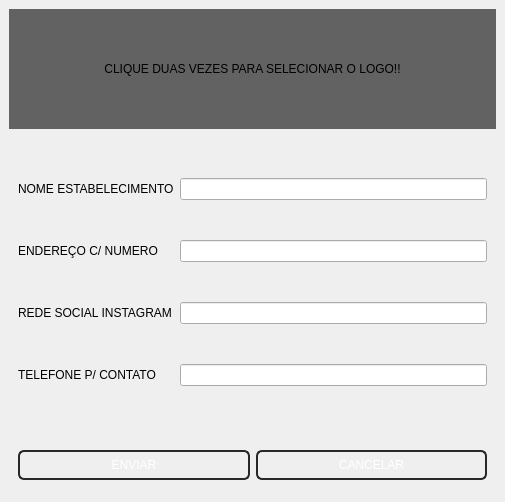
Old version of the form desktop/windows/form_establishment/form_estabelecimento.ui in the repository hnmcano/unique.
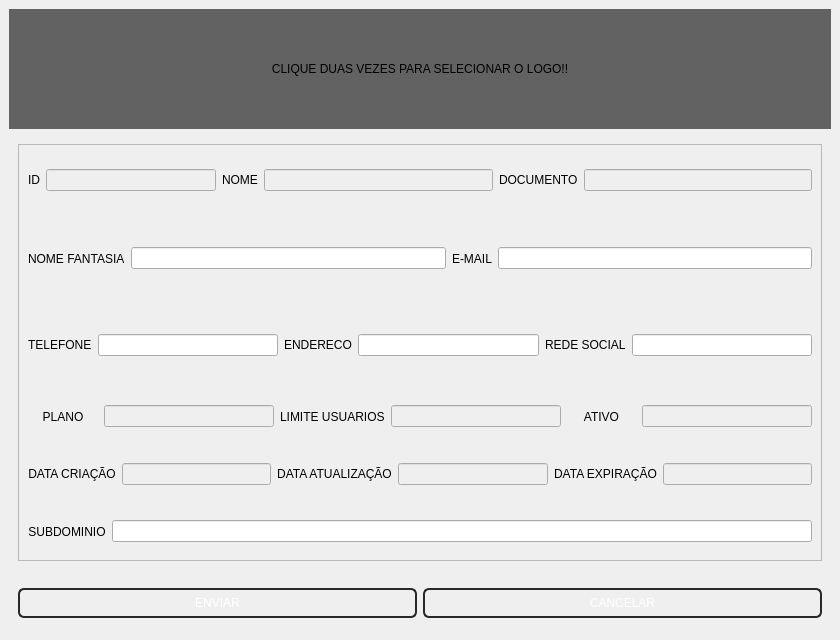
New version of the form.

Commit message: atualização git

The edit to the form file:
```diff
--- a/desktop/windows/form_establishment/form_estabelecimento.ui
+++ b/desktop/windows/form_establishment/form_estabelecimento.ui
@@ -6,10 +6,22 @@
    <rect>
     <x>0</x>
     <y>0</y>
-    <width>505</width>
-    <height>502</height>
+    <width>840</width>
+    <height>640</height>
    </rect>
   </property>
+  <property name="minimumSize">
+   <size>
+    <width>840</width>
+    <height>640</height>
+   </size>
+  </property>
+  <property name="maximumSize">
+   <size>
+    <width>840</width>
+    <height>640</height>
+   </size>
+  </property>
   <property name="windowTitle">
    <string>MainWindow</string>
   </property>
@@ -62,9 +74,15 @@
           </property>
           <item>
            <widget class="QLabel" name="estabelecimento_logo">
+            <property name="sizePolicy">
+             <sizepolicy hsizetype="Expanding" vsizetype="Expanding">
+              <horstretch>0</horstretch>
+              <verstretch>0</verstretch>
+             </sizepolicy>
+            </property>
             <property name="minimumSize">
              <size>
-              <width>0</width>
+              <width>819</width>
               <height>120</height>
              </size>
             </property>
@@ -95,51 +113,445 @@
        </item>
        <item>
         <widget class="QWidget" name="widget_3" native="true">
-         <layout class="QGridLayout" name="gridLayout">
-          <item row="2" column="0">
-           <widget class="QLabel" name="label">
-            <property name="maximumSize">
-             <size>
-              <width>16777215</width>
-              <height>25</height>
-             </size>
+         <layout class="QHBoxLayout" name="horizontalLayout_2">
+          <item>
+           <widget class="QFrame" name="frame">
+            <property name="frameShape">
+             <enum>QFrame::Shape::StyledPanel</enum>
             </property>
-            <property name="text">
-             <string>NOME ESTABELECIMENTO</string>
+            <property name="frameShadow">
+             <enum>QFrame::Shadow::Raised</enum>
             </property>
-           </widget>
-          </item>
-          <item row="3" column="0">
-           <widget class="QLabel" name="label_2">
-            <property name="text">
-             <string>ENDEREÇO C/ NUMERO</string>
-            </property>
-           </widget>
-          </item>
-          <item row="2" column="1">
-           <widget class="QLineEdit" name="NomeEstabelecimento"/>
-          </item>
-          <item row="3" column="1">
-           <widget class="QLineEdit" name="EnderecoEstabelecimento"/>
-          </item>
-          <item row="4" column="0">
-           <widget class="QLabel" name="label_3">
-            <property name="text">
-             <string>REDE SOCIAL INSTAGRAM</string>
-            </property>
-           </widget>
-          </item>
-          <item row="4" column="1">
-           <widget class="QLineEdit" name="EstabelecimentoInstagram"/>
-          </item>
-          <item row="5" column="1">
-           <widget class="QLineEdit" name="TelefoneEstabelecimento"/>
-          </item>
-          <item row="5" column="0">
-           <widget class="QLabel" name="label_4">
-            <property name="text">
-             <string>TELEFONE P/ CONTATO</string>
-            </property>
+            <layout class="QVBoxLayout" name="verticalLayout_4">
+             <property name="spacing">
+              <number>0</number>
+             </property>
+             <property name="leftMargin">
+              <number>0</number>
+             </property>
+             <property name="topMargin">
+              <number>0</number>
+             </property>
+             <property name="rightMargin">
+              <number>0</number>
+             </property>
+             <property name="bottomMargin">
+              <number>0</number>
+             </property>
+             <item>
+              <widget class="QWidget" name="widget_5" native="true">
+               <property name="maximumSize">
+                <size>
+                 <width>16777215</width>
+                 <height>70</height>
+                </size>
+               </property>
+               <layout class="QHBoxLayout" name="horizontalLayout_3">
+                <item>
+                 <widget class="QLabel" name="label">
+                  <property name="text">
+                   <string>ID</string>
+                  </property>
+                 </widget>
+                </item>
+                <item>
+                 <widget class="QLineEdit" name="IdLine">
+                  <property name="enabled">
+                   <bool>false</bool>
+                  </property>
+                  <property name="maximumSize">
+                   <size>
+                    <width>170</width>
+                    <height>16777215</height>
+                   </size>
+                  </property>
+                 </widget>
+                </item>
+                <item>
+                 <widget class="QLabel" name="label_2">
+                  <property name="text">
+                   <string>NOME</string>
+                  </property>
+                 </widget>
+                </item>
+                <item>
+                 <widget class="QLineEdit" name="NomeLine">
+                  <property name="enabled">
+                   <bool>false</bool>
+                  </property>
+                  <property name="text">
+                   <string/>
+                  </property>
+                 </widget>
+                </item>
+                <item>
+                 <widget class="QLabel" name="label_3">
+                  <property name="text">
+                   <string>DOCUMENTO</string>
+                  </property>
+                 </widget>
+                </item>
+                <item>
+                 <widget class="QLineEdit" name="DocumentoLine">
+                  <property name="enabled">
+                   <bool>false</bool>
+                  </property>
+                  <property name="font">
+                   <font>
+                    <strikeout>false</strikeout>
+                   </font>
+                  </property>
+                  <property name="text">
+                   <string/>
+                  </property>
+                 </widget>
+                </item>
+               </layout>
+              </widget>
+             </item>
+             <item>
+              <widget class="QWidget" name="widget_6" native="true">
+               <property name="maximumSize">
+                <size>
+                 <width>16777215</width>
+                 <height>175</height>
+                </size>
+               </property>
+               <layout class="QVBoxLayout" name="verticalLayout_5">
+                <property name="spacing">
+                 <number>0</number>
+                </property>
+                <property name="leftMargin">
+                 <number>0</number>
+                </property>
+                <property name="topMargin">
+                 <number>0</number>
+                </property>
+                <property name="rightMargin">
+                 <number>0</number>
+                </property>
+                <property name="bottomMargin">
+                 <number>0</number>
+                </property>
+                <item>
+                 <widget class="QWidget" name="widget_8" native="true">
+                  <property name="maximumSize">
+                   <size>
+                    <width>16777215</width>
+                    <height>95</height>
+                   </size>
+                  </property>
+                  <layout class="QHBoxLayout" name="horizontalLayout_4">
+                   <item>
+                    <widget class="QLabel" name="label_4">
+                     <property name="text">
+                      <string>NOME FANTASIA</string>
+                     </property>
+                    </widget>
+                   </item>
+                   <item>
+                    <widget class="QLineEdit" name="NomeFanLine">
+                     <property name="text">
+                      <string/>
+                     </property>
+                    </widget>
+                   </item>
+                   <item>
+                    <widget class="QLabel" name="label_6">
+                     <property name="text">
+                      <string>E-MAIL</string>
+                     </property>
+                    </widget>
+                   </item>
+                   <item>
+                    <widget class="QLineEdit" name="EmailLine">
+                     <property name="text">
+                      <string/>
+                     </property>
+                    </widget>
+                   </item>
+                  </layout>
+                 </widget>
+                </item>
+                <item>
+                 <widget class="QWidget" name="widget_9" native="true">
+                  <property name="maximumSize">
+                   <size>
+                    <width>16777215</width>
+                    <height>95</height>
+                   </size>
+                  </property>
+                  <layout class="QHBoxLayout" name="horizontalLayout_5">
+                   <item>
+                    <widget class="QLabel" name="label_5">
+                     <property name="text">
+                      <string>TELEFONE</string>
+                     </property>
+                    </widget>
+                   </item>
+                   <item>
+                    <widget class="QLineEdit" name="TelefoneLine">
+                     <property name="text">
+                      <string/>
+                     </property>
+                    </widget>
+                   </item>
+                   <item>
+                    <widget class="QLabel" name="label_7">
+                     <property name="text">
+                      <string>ENDERECO</string>
+                     </property>
+                    </widget>
+                   </item>
+                   <item>
+                    <widget class="QLineEdit" name="EnderecoLine">
+                     <property name="text">
+                      <string/>
+                     </property>
+                    </widget>
+                   </item>
+                   <item>
+                    <widget class="QLabel" name="label_8">
+                     <property name="text">
+                      <string>REDE SOCIAL</string>
+                     </property>
+                    </widget>
+                   </item>
+                   <item>
+                    <widget class="QLineEdit" name="RedeSocialLine">
+                     <property name="text">
+                      <string/>
+                     </property>
+                    </widget>
+                   </item>
+                  </layout>
+                 </widget>
+                </item>
+               </layout>
+              </widget>
+             </item>
+             <item>
+              <widget class="QWidget" name="widget_7" native="true">
+               <layout class="QVBoxLayout" name="verticalLayout_6">
+                <property name="spacing">
+                 <number>0</number>
+                </property>
+                <property name="leftMargin">
+                 <number>0</number>
+                </property>
+                <property name="topMargin">
+                 <number>0</number>
+                </property>
+                <property name="rightMargin">
+                 <number>0</number>
+                </property>
+                <property name="bottomMargin">
+                 <number>0</number>
+                </property>
+                <item>
+                 <widget class="QWidget" name="widget_10" native="true">
+                  <layout class="QHBoxLayout" name="horizontalLayout_6">
+                   <item>
+                    <widget class="QLabel" name="label_11">
+                     <property name="text">
+                      <string>PLANO</string>
+                     </property>
+                     <property name="alignment">
+                      <set>Qt::AlignmentFlag::AlignCenter</set>
+                     </property>
+                    </widget>
+                   </item>
+                   <item>
+                    <widget class="QLineEdit" name="PlanoLine">
+                     <property name="enabled">
+                      <bool>false</bool>
+                     </property>
+                     <property name="maximumSize">
+                      <size>
+                       <width>170</width>
+                       <height>16777215</height>
+                      </size>
+                     </property>
+                    </widget>
+                   </item>
+                   <item>
+                    <widget class="QLabel" name="label_12">
+                     <property name="text">
+                      <string>LIMITE USUARIOS</string>
+                     </property>
+                    </widget>
+                   </item>
+                   <item>
+                    <widget class="QLineEdit" name="LimiteUsuarioLine">
+                     <property name="enabled">
+                      <bool>false</bool>
+                     </property>
+                     <property name="maximumSize">
+                      <size>
+                       <width>170</width>
+                       <height>16777215</height>
+                      </size>
+                     </property>
+                    </widget>
+                   </item>
+                   <item>
+                    <widget class="QLabel" name="label_13">
+                     <property name="text">
+                      <string>ATIVO</string>
+                     </property>
+                     <property name="alignment">
+                      <set>Qt::AlignmentFlag::AlignCenter</set>
+                     </property>
+                    </widget>
+                   </item>
+                   <item>
+                    <widget class="QLineEdit" name="AtivoLine">
+                     <property name="enabled">
+                      <bool>false</bool>
+                     </property>
+                     <property name="maximumSize">
+                      <size>
+                       <width>170</width>
+                       <height>16777215</height>
+                      </size>
+                     </property>
+                     <property name="text">
+                      <string/>
+                     </property>
+                    </widget>
+                   </item>
+                  </layout>
+                 </widget>
+                </item>
+                <item>
+                 <widget class="QWidget" name="widget_11" native="true">
+                  <layout class="QHBoxLayout" name="horizontalLayout_7">
+                   <item>
+                    <widget class="QLabel" name="label_16">
+                     <property name="minimumSize">
+                      <size>
+                       <width>0</width>
+                       <height>0</height>
+                      </size>
+                     </property>
+                     <property name="text">
+                      <string>DATA CRIAÇÃO</string>
+                     </property>
+                     <property name="alignment">
+                      <set>Qt::AlignmentFlag::AlignCenter</set>
+                     </property>
+                    </widget>
+                   </item>
+                   <item>
+                    <widget class="QLineEdit" name="DataCriacaoLine">
+                     <property name="enabled">
+                      <bool>false</bool>
+                     </property>
+                     <property name="maximumSize">
+                      <size>
+                       <width>16777215</width>
+                       <height>16777215</height>
+                      </size>
+                     </property>
+                    </widget>
+                   </item>
+                   <item>
+                    <widget class="QLabel" name="label_17">
+                     <property name="minimumSize">
+                      <size>
+                       <width>0</width>
+                       <height>0</height>
+                      </size>
+                     </property>
+                     <property name="maximumSize">
+                      <size>
+                       <width>130</width>
+                       <height>16777215</height>
+                      </size>
+                     </property>
+                     <property name="text">
+                      <string>DATA ATUALIZAÇÃO</string>
+                     </property>
+                     <property name="alignment">
+                      <set>Qt::AlignmentFlag::AlignCenter</set>
+                     </property>
+                    </widget>
+                   </item>
+                   <item>
+                    <widget class="QLineEdit" name="DataAtualizacaoLine">
+                     <property name="enabled">
+                      <bool>false</bool>
+                     </property>
+                     <property name="maximumSize">
+                      <size>
+                       <width>16777215</width>
+                       <height>16777215</height>
+                      </size>
+                     </property>
+                    </widget>
+                   </item>
+                   <item>
+                    <widget class="QLabel" name="label_14">
+                     <property name="text">
+                      <string>DATA EXPIRAÇÃO</string>
+                     </property>
+                     <property name="alignment">
+                      <set>Qt::AlignmentFlag::AlignCenter</set>
+                     </property>
+                    </widget>
+                   </item>
+                   <item>
+                    <widget class="QLineEdit" name="DataExpiracaoLine">
+                     <property name="enabled">
+                      <bool>false</bool>
+                     </property>
+                     <property name="maximumSize">
+                      <size>
+                       <width>170</width>
+                       <height>16777215</height>
+                      </size>
+                     </property>
+                    </widget>
+                   </item>
+                  </layout>
+                 </widget>
+                </item>
+                <item>
+                 <widget class="QWidget" name="widget_12" native="true">
+                  <layout class="QHBoxLayout" name="horizontalLayout_8">
+                   <item>
+                    <widget class="QLabel" name="label_15">
+                     <property name="maximumSize">
+                      <size>
+                       <width>130</width>
+                       <height>16777215</height>
+                      </size>
+                     </property>
+                     <property name="text">
+                      <string>SUBDOMINIO</string>
+                     </property>
+                     <property name="alignment">
+                      <set>Qt::AlignmentFlag::AlignCenter</set>
+                     </property>
+                    </widget>
+                   </item>
+                   <item>
+                    <widget class="QLineEdit" name="SubDominioLine">
+                     <property name="maximumSize">
+                      <size>
+                       <width>16777215</width>
+                       <height>16777215</height>
+                      </size>
+                     </property>
+                    </widget>
+                   </item>
+                  </layout>
+                 </widget>
+                </item>
+               </layout>
+              </widget>
+             </item>
+            </layout>
            </widget>
           </item>
          </layout>
```
Left out of the diff: 4 changed lines with no effect on the pictures. The commit also changes 52 other files.
